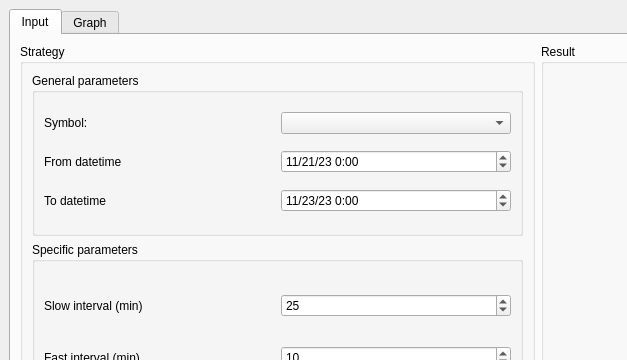
Before: the Qt Designer form frontend/mainwindow.ui in 84k491/crypto_cpp, drawn with Qt 5; both pictures show x 0 to 627 and y 0 to 360 of the 1076 by 869 pixel window.
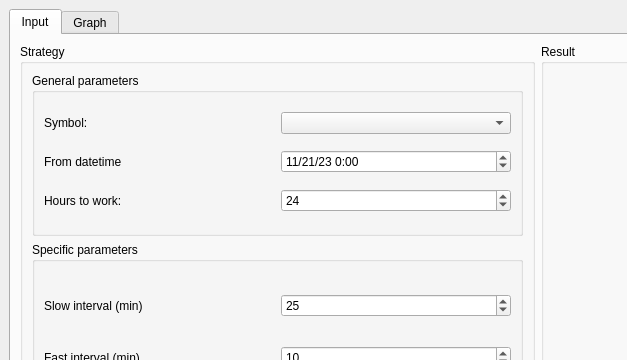
After: the same form once the commit is applied.

Commit message: Use work hours in UI

What changed in the file:
```diff
--- a/frontend/mainwindow.ui
+++ b/frontend/mainwindow.ui
@@ -106,34 +106,20 @@
                   <item>
                    <widget class="QLabel" name="label_3">
                     <property name="text">
-                     <string>To datetime</string>
+                     <string>Hours to work:</string>
                     </property>
                    </widget>
                   </item>
                   <item>
-                   <widget class="QDateTimeEdit" name="dt_to">
-                    <property name="dateTime">
-                     <datetime>
-                      <hour>0</hour>
-                      <minute>0</minute>
-                      <second>0</second>
-                      <year>2023</year>
-                      <month>11</month>
-                      <day>23</day>
-                     </datetime>
+                   <widget class="QSpinBox" name="sb_work_hours">
+                    <property name="minimum">
+                     <number>1</number>
                     </property>
-                    <property name="date">
-                     <date>
-                      <year>2023</year>
-                      <month>11</month>
-                      <day>23</day>
-                     </date>
+                    <property name="maximum">
+                     <number>240</number>
                     </property>
-                    <property name="displayFormat">
-                     <string>M/d/yy h:mm</string>
-                    </property>
-                    <property name="timeSpec">
-                     <enum>Qt::LocalTime</enum>
+                    <property name="value">
+                     <number>24</number>
                     </property>
                    </widget>
                   </item>
```
The commit also changes 1 other file.
